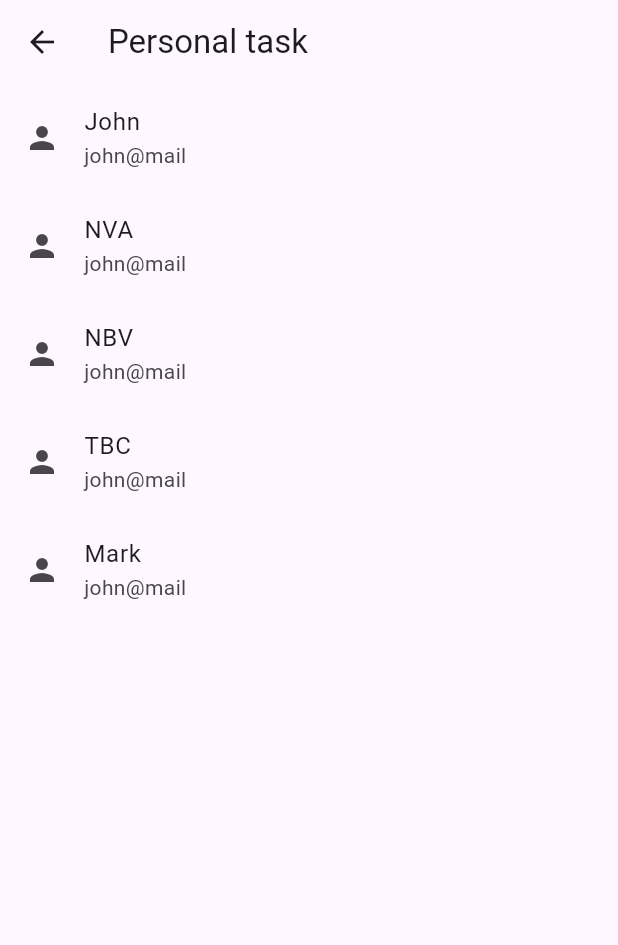
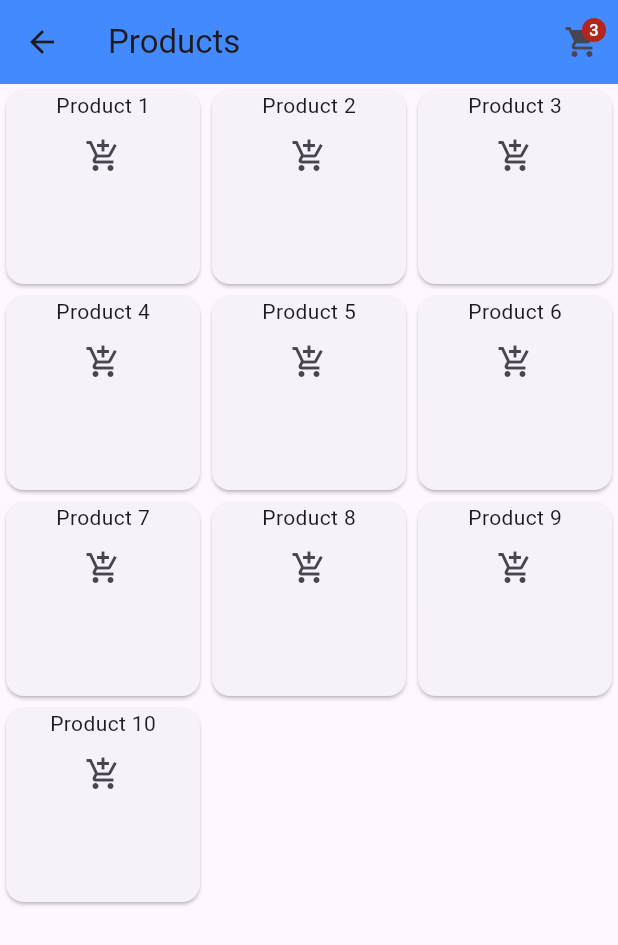
Before and after one commit to voldedore/sp26-se1807-prm393, a Flutter app: the HomeScreen screen opened by its route, on a phone screen of 412 x 824 dp. Shown: the top 945 px of the screen. Run offline on Flutter 3.47's test engine with Material 3 defaults, Android fonts, the phone set to English and light mode, and no system bars; our stand-ins replace flutter_riverpod, riverpod_annotation; generated files the repository leaves out were written again.

Commit message:
state management

```diff
--- a/state_management/lib/main.dart
+++ b/state_management/lib/main.dart
@@ -1,5 +1,6 @@
 import 'package:flutter/material.dart';
 import 'package:flutter_riverpod/flutter_riverpod.dart';
+import 'package:state_management/ui/cart_screen.dart';
 import 'package:state_management/ui/home_screen.dart';
 import 'package:state_management/ui/login_screen.dart';
 
@@ -22,7 +23,8 @@ class _MyAppState extends State<MyApp> {
       initialRoute: '/login',
       routes: {
         '/login': (context) => LoginScreen(),
-        '/home': (context) => HomeScreen()
+        '/home': (context) => HomeScreen(),
+        '/cart': (context) => CartScreen()
       },
     );
 
--- /dev/null
+++ b/state_management/lib/model/product.dart
@@ -0,0 +1,7 @@
+class Product {
+  int id;
+  String name;
+  double price;
+
+  Product({required this.id, required this.name, required this.price});
+}
--- /dev/null
+++ b/state_management/lib/provider/cart_notifier.dart
@@ -0,0 +1,72 @@
+// Notifier vs Provider
+import 'package:flutter_riverpod/flutter_riverpod.dart';
+import 'package:riverpod_annotation/riverpod_annotation.dart';
+import 'package:state_management/model/product.dart';
+
+/**************** MANUAL ************************/
+// class CartNotifier extends Notifier<List<Product>> {
+//   // init value -> fn build()
+//   @override
+//   List<Product> build() {
+//     print('build() called');
+//     return [
+//       Product(id: 1, name: 'T-shirt', price: 80),
+//       Product(id: 2, name: 'Hat', price: 30),
+//       Product(id: 3, name: 'Jeans', price: 120),
+//     ];
+//   }
+//   // Các p/thức khác để thao tác, quản lý, state
+// }
+//
+// // tạo notifierProvider
+// final cartNotifierProvider = NotifierProvider<CartNotifier, List<Product>>(() {
+//   return CartNotifier();
+// });
+
+/********************** build_runner ***************/
+part 'cart_notifier.g.dart';
+@Riverpod(keepAlive: true)
+class CartNotifier extends _$CartNotifier {
+  // Init value
+  @override
+  List<Product> build() {
+    print('build() called');
+    return [
+      Product(id: 1, name: 'T-shirt', price: 80),
+      Product(id: 2, name: 'Hat', price: 30),
+      Product(id: 3, name: 'Jeans', price: 120),
+    ];
+  }
+
+  // Các p/thức thao tác, QL state
+  void addItem(Product product) {
+    print('Adding item with #${product.id}');
+    print('Before: state has ${state.length} items');
+    // state.add(product);
+    // Trong Flutter, check state theo reference, obj state thêm element
+    // thì state vẫn giữ ref
+    state = [...state, product]; // Proper practice
+    print('After: state has ${state.length} items');
+  }
+  void removeItem(Product product) {
+    // state = ....
+  }
+  void clearCart() {
+    state = [];
+    // state.clear();
+  }
+}
+// Một số lưu ý:
+// 1. Annotation `@riverpod` tín hiệu cho generator hiểu là provider sẽ được gen
+// 2. Naming convention (tên của provider được gen)
+// Tên lớp            -> bỏ suffix Notifier -> thêm suffix Provider
+// class CartNotifier ->        cart        ->         cartProvider
+// 3. Lớp _$CartNotifier -> viết tắt của Notifier<>...
+// 4. part ''; (báo cho biết file hiện tại còn 1 phần code trong file part)
+
+// Dependent providers
+// 2nd provider: specialCartProvider watch cartProvider
+@riverpod
+int totalItems(ref) { // totalItemsProvider
+  return ref.watch(cartProvider).length;
+}
--- a/state_management/lib/ui/home_screen.dart
+++ b/state_management/lib/ui/home_screen.dart
@@ -1,9 +1,21 @@
 import 'package:flutter/material.dart';
 import 'package:flutter_riverpod/flutter_riverpod.dart';
+import 'package:state_management/model/product.dart';
+import 'package:state_management/provider/cart_notifier.dart';
 import 'package:state_management/provider/user_provider.dart';
+
+class HomeStless extends ConsumerWidget {
+  const HomeStless({super.key});
+
+  @override
+  Widget build(BuildContext context, WidgetRef ref) {
+    return const Placeholder();
+  }
+}
 
 class HomeScreen extends ConsumerStatefulWidget {
   const HomeScreen({super.key});
+
   @override
   ConsumerState<HomeScreen> createState() => _HomeScreenState();
 }
@@ -14,17 +26,49 @@ class _HomeScreenState extends ConsumerState<HomeScreen> {
     // Widget hiện tại cần 'watch' vào 'userProvider'
     final users = ref.watch(userProvider);
     return Scaffold(
-      appBar: AppBar(title: Text('Personal task')),
-      body: Expanded(
-        child: ListView(
-          children: users.map((u) {
-            return ListTile(
-                title: Text(u.name),
-                subtitle: Text(u.email),
-                leading: Icon(Icons.person)
-            );
-          }).toList(),
-        ),
+      appBar: AppBar(
+        backgroundColor: Colors.blueAccent,
+        title: Text('Products'),
+        actions: [
+          IconButton(
+            onPressed: () {
+              // Nav tới cart screen
+              Navigator.pushNamed(context, "/cart");
+            },
+            icon: Badge(
+              label: Text('${ref.watch(totalItemsProvider)}'),
+              child: Icon(Icons.shopping_cart),
+            ),
+          ),
+        ],
+      ),
+      body: GridView.count(
+        crossAxisCount: 3,
+        children: List.generate(10, (index) {
+          return Card(
+            child: Column(
+              children: [
+                Text('Product ${index + 1}'),
+                IconButton(
+                  onPressed: () {
+                    // Add to cart
+                    // Goi hàm addItem của notifer
+                    ref
+                        .read(cartProvider.notifier)
+                        .addItem(
+                          Product(
+                            id: index + 1,
+                            name: 'Product ${index + 1}',
+                            price: 50,
+                          ),
+                        );
+                  },
+                  icon: Icon(Icons.add_shopping_cart),
+                ),
+              ],
+            ),
+          );
+        }),
       ),
     );
   }
--- a/state_management/lib/ui/login_screen.dart
+++ b/state_management/lib/ui/login_screen.dart
@@ -22,7 +22,7 @@ class _LoginScreenState extends State<LoginScreen> {
     String email = _emailController.text;
     String password = _passwordController.text;
 
-    if (email == "admin" && password == "123456") {
+    if (email == "admin" && password == "123") {
       Navigator.pushNamedAndRemoveUntil(context, '/home', (route) => false);
     } else {
       ScaffoldMessenger.of(context).showSnackBar(
```
Also changed, not shown: state_management/lib/ui/cart_screen.dart (added, +36 -0 lines), state_management/lib/provider/cart_notifier.g.dart (added).
